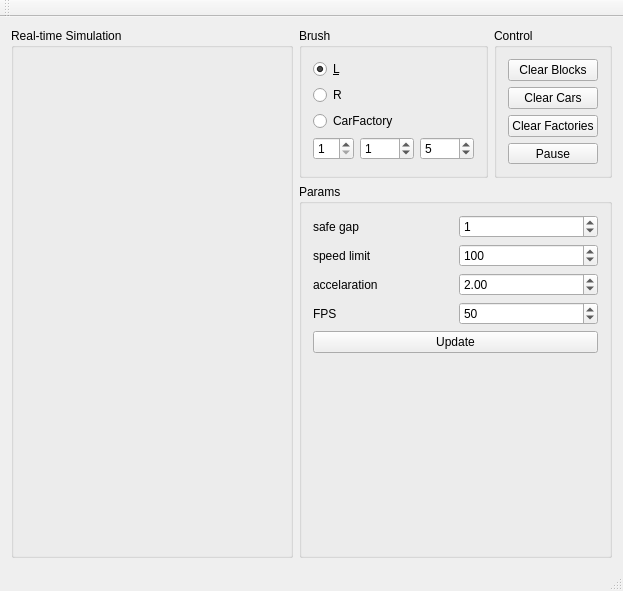
Qt form mainwindow.ui (satouriko/Cellular-Automaton) before a commit.
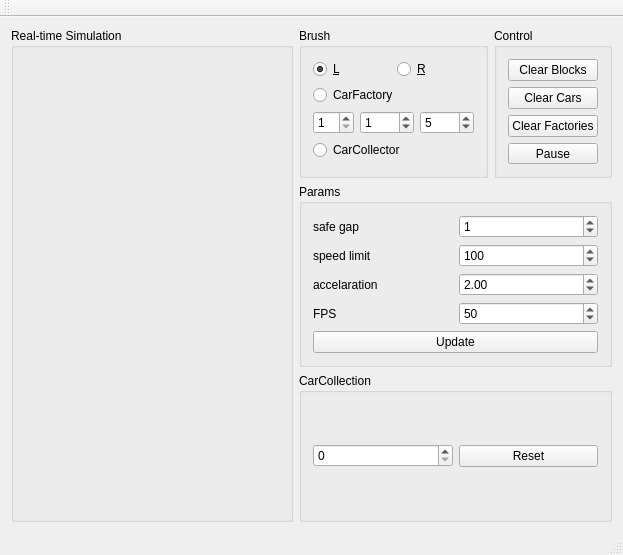
The same form after that commit. Custom widgets are drawn as their Qt base class.

```diff
--- a/mainwindow.ui
+++ b/mainwindow.ui
@@ -7,7 +7,7 @@
     <x>0</x>
     <y>0</y>
     <width>623</width>
-    <height>591</height>
+    <height>555</height>
    </rect>
   </property>
   <property name="windowTitle">
@@ -50,6 +50,8 @@
           </property>
           <layout class="QVBoxLayout" name="verticalLayout_4">
            <item>
+            <layout class="QHBoxLayout" name="horizontalLayout_9">
+             <item>
             <widget class="QRadioButton" name="LBrushRadioButton">
              <property name="text">
               <string>&amp;L</string>
@@ -62,9 +64,11 @@
            <item>
             <widget class="QRadioButton" name="RBrushRadioButton">
              <property name="text">
-              <string>R</string>
-             </property>
-            </widget>
+                <string>&amp;R</string>
+               </property>
+              </widget>
+             </item>
+            </layout>
            </item>
            <item>
             <widget class="QRadioButton" name="CarFactoryRadioButton">
@@ -104,6 +108,13 @@
              </item>
             </layout>
            </item>
+           <item>
+            <widget class="QRadioButton" name="CarCollectorRadioButton">
+             <property name="text">
+              <string>CarCollector</string>
+             </property>
+            </widget>
+           </item>
           </layout>
          </widget>
         </item>
@@ -273,18 +284,28 @@
            </property>
           </widget>
          </item>
+        </layout>
+       </widget>
+      </item>
          <item>
-          <spacer name="verticalSpacer">
-           <property name="orientation">
-            <enum>Qt::Vertical</enum>
-           </property>
-           <property name="sizeHint" stdset="0">
-            <size>
-             <width>20</width>
-             <height>40</height>
-            </size>
+       <widget class="QGroupBox" name="groupBox_5">
+        <property name="title">
+         <string>CarCollection</string>
+        </property>
+        <layout class="QHBoxLayout" name="horizontalLayout_10">
+         <item>
+          <widget class="QSpinBox" name="spinBox">
+           <property name="maximum">
+            <number>1000000</number>
            </property>
-          </spacer>
+          </widget>
+         </item>
+         <item>
+          <widget class="QPushButton" name="pushButton_6">
+           <property name="text">
+            <string>Reset</string>
+           </property>
+          </widget>
          </item>
         </layout>
        </widget>
```
Lines whose indentation alone changed are shown as unchanged.
